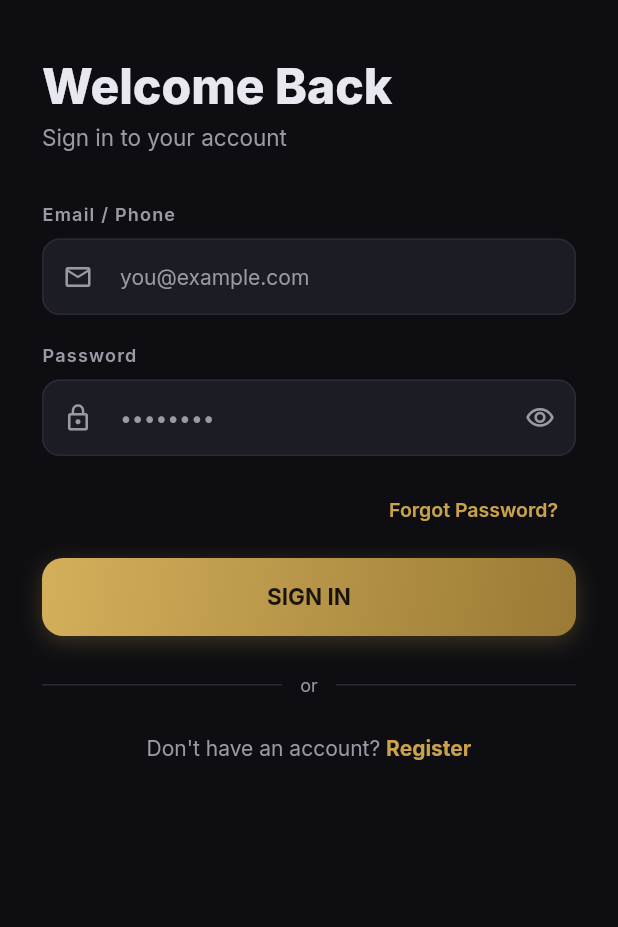
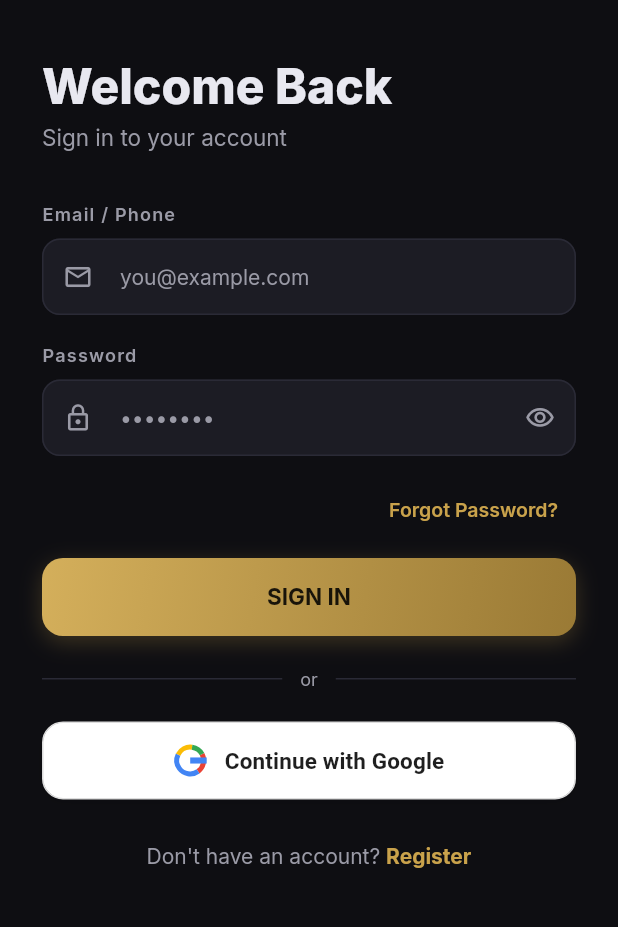
Before and after one commit to Basit-ali-brohi/Hair_Again_ERP, a Flutter app: the screen it shows after launch, after a tap on "Skip", on a phone screen of 412 x 824 dp, the part 126-1053 px from its top. Run offline on Flutter 3.47's test engine with Material 3 defaults, Android fonts, the phone set to English and light mode, and no system bars; our stand-ins replace file_picker, flutter_animate, go_router, google_fonts, pdf, printing and 1 more; accounts and stored records are empty.

Commit message:
feat(patient-app): add Google sign-in button to Login and Register screens
- GoogleButton widget with custom _GoogleGPainter (4-colour G arc + bar, no extra package)
- White button with border + shadow — stands out cleanly on dark background
- Loading spinner on button while mock auth delay runs (1.4 s)
- Login: routes to /home after Google sign-in
- Register: routes to /otp for verification step after Google sign-up
- DividerLabel added to Register screen to match Login layout

```diff
--- a/hair_again_patient_app/lib/core/widgets.dart
+++ b/hair_again_patient_app/lib/core/widgets.dart
@@ -555,3 +555,78 @@ class _ConfettiPainter extends CustomPainter {
   @override
   bool shouldRepaint(_ConfettiPainter old) => old.progress != progress;
 }
+
+// ── Google sign-in button ───────────────────────────────────────────────────────
+class GoogleButton extends StatelessWidget {
+  final VoidCallback onTap;
+  final bool loading;
+  const GoogleButton({super.key, required this.onTap, this.loading = false});
+
+  @override
+  Widget build(BuildContext context) => GestureDetector(
+    onTap: loading ? null : () { HapticFeedback.lightImpact(); onTap(); },
+    child: Container(
+      height: 52,
+      width: double.infinity,
+      decoration: BoxDecoration(
+        color: Colors.white,
+        borderRadius: BorderRadius.circular(14),
+        border: Border.all(color: const Color(0xFFDDDDDD)),
+        boxShadow: [BoxShadow(color: Colors.black.withValues(alpha: 0.08), blurRadius: 8, offset: const Offset(0, 2))],
+      ),
+      child: loading
+        ? const Center(child: SizedBox(width: 22, height: 22, child: CircularProgressIndicator(strokeWidth: 2.5, color: Color(0xFF4285F4))))
+        : Row(mainAxisAlignment: MainAxisAlignment.center, children: [
+            SizedBox(width: 22, height: 22, child: CustomPaint(painter: _GoogleGPainter())),
+            const SizedBox(width: 12),
+            const Text('Continue with Google', style: TextStyle(fontSize: 15, fontWeight: FontWeight.w600, color: Color(0xFF1F1F1F), letterSpacing: 0.1)),
+          ]),
+    ),
+  );
+}
+
+class _GoogleGPainter extends CustomPainter {
+  const _GoogleGPainter();
+
+  void _arc(Canvas canvas, Rect rect, Color color, double startDeg, double sweepDeg) =>
+    canvas.drawArc(
+      rect,
+      startDeg * math.pi / 180,
+      sweepDeg * math.pi / 180,
+      false,
+      Paint()
+        ..style = PaintingStyle.stroke
+        ..strokeWidth = rect.width * 0.185
+        ..strokeCap = StrokeCap.butt
+        ..color = color,
+    );
+
+  @override
+  void paint(Canvas canvas, Size sz) {
+    final cx = sz.width / 2, cy = sz.height / 2;
+    final r  = math.min(cx, cy);
+    final sw = r * 0.37;
+    final ar = r - sw / 2;
+    final rect = Rect.fromCircle(center: Offset(cx, cy), radius: ar);
+
+    // Four colored arcs of the G (0°=right, clockwise)
+    _arc(canvas, rect, const Color(0xFFEA4335), -28, 82);   // Red  — top-right
+    _arc(canvas, rect, const Color(0xFF4285F4),  54, 152);  // Blue — left
+    _arc(canvas, rect, const Color(0xFFFBBC05), 206, 72);   // Yellow — bottom
+    _arc(canvas, rect, const Color(0xFF34A853), 278, 54);   // Green — bottom-right
+
+    // Blue G-bar: horizontal from center to right edge
+    canvas.drawLine(
+      Offset(cx, cy),
+      Offset(cx + ar + sw / 2, cy),
+      Paint()
+        ..style = PaintingStyle.stroke
+        ..strokeWidth = sw
+        ..strokeCap = StrokeCap.butt
+        ..color = const Color(0xFF4285F4),
+    );
+  }
+
+  @override
+  bool shouldRepaint(_GoogleGPainter o) => false;
+}
--- a/hair_again_patient_app/lib/screens/auth/login_screen.dart
+++ b/hair_again_patient_app/lib/screens/auth/login_screen.dart
@@ -15,10 +15,19 @@ class _LoginScreenState extends State<LoginScreen> {
   final _passCtrl  = TextEditingController();
   bool _obscure = true;
   bool _loading = false;
+  bool _googleLoading = false;
   String? _error;
 
   @override
   void dispose() { _emailCtrl.dispose(); _passCtrl.dispose(); super.dispose(); }
+
+  Future<void> _signInWithGoogle() async {
+    setState(() { _googleLoading = true; _error = null; });
+    await Future.delayed(const Duration(milliseconds: 1400));
+    if (!mounted) return;
+    markLoggedIn();
+    context.go('/home');
+  }
 
   Future<void> _login() async {
     if (_emailCtrl.text.trim().isEmpty || _passCtrl.text.isEmpty) {
@@ -101,10 +110,13 @@ class _LoginScreenState extends State<LoginScreen> {
             const SizedBox(height: 8),
 
             GoldButton(label: 'SIGN IN', onTap: _login, loading: _loading),
-            const SizedBox(height: 24),
+            const SizedBox(height: 20),
 
             const DividerLabel(text: 'or'),
-            const SizedBox(height: 24),
+            const SizedBox(height: 20),
+
+            GoogleButton(onTap: _signInWithGoogle, loading: _googleLoading),
+            const SizedBox(height: 28),
 
             // Register
             Row(mainAxisAlignment: MainAxisAlignment.center, children: [
```
Also changed, not shown: hair_again_patient_app/lib/screens/auth/register_screen.dart (+15 -1 lines).
